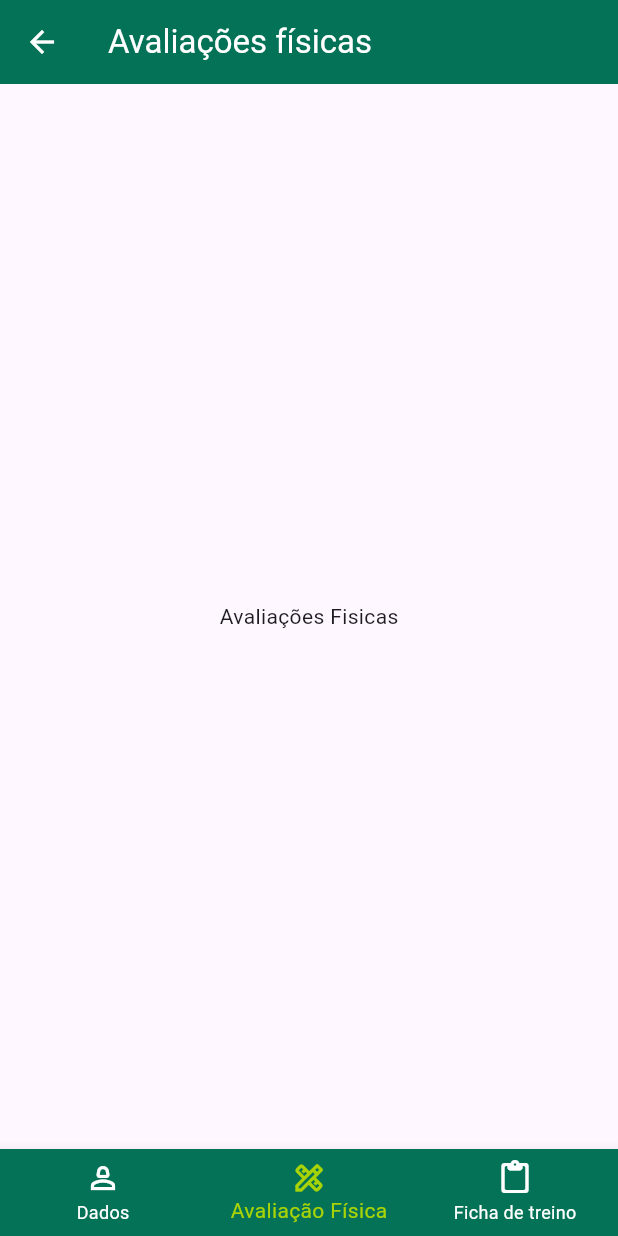
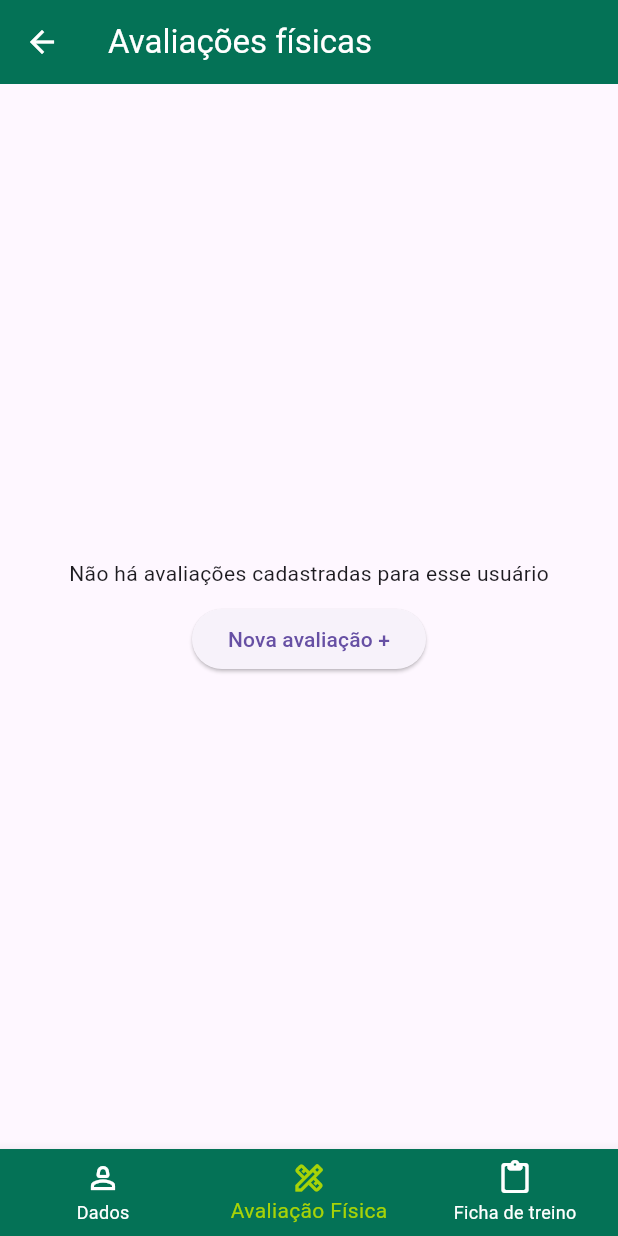
Before and after one commit to paulo0301/app_personal, a Flutter app: the TabsScreen screen opened directly with empty values, item 2 of the bottom bar chosen, on a phone screen of 412 x 824 dp. Run offline on Flutter 3.47's test engine with Material 3 defaults, Android fonts, the phone set to English and light mode, and no system bars.

Commit message:
feat: cadastro, listagem e detalhes de 'Avaliação física'

```diff
--- a/lib/models/aluno.dart
+++ b/lib/models/aluno.dart
@@ -6,7 +6,7 @@ class Aluno {
   String nome;
   String email;
   DateTime dataNascimento;
-  List<AvaliacaoFisica> avaliacoesFisicas;
+  List<AvaliacaoFisica> avaliacoesFisicas = [];
   late FichaDeTreino fichaTreino;
 
   Aluno({
@@ -14,7 +14,10 @@ class Aluno {
     required this.nome,
     required this.email,
     required this.dataNascimento,
-    this.avaliacoesFisicas = const [],
     required this.fichaTreino,
   });
+
+  void adicionarAvalicao(AvaliacaoFisica avaliacaoFisica) {
+    this.avaliacoesFisicas.add(avaliacaoFisica);
+  }
 }
--- a/lib/models/avaliacao_fisica.dart
+++ b/lib/models/avaliacao_fisica.dart
@@ -3,7 +3,7 @@ import 'package:app_personal/models/aluno.dart';
 class AvaliacaoFisica {
   String id;
   String descricao;
-  DateTime? data;
+  DateTime data = DateTime.now();
   Aluno aluno;
   double altura;
   double peso;
@@ -20,6 +20,11 @@ class AvaliacaoFisica {
     required this.aluno,
     required this.peso,
     required this.altura,
+    this.observacoes,
+    this.medidaCintura,
+    this.medidaBraco,
+    this.medidaPeito,
+    this.medidaPerda,
     calcularImc,
   });
 
--- a/lib/screens/avaliacao_screen.dart
+++ b/lib/screens/avaliacao_screen.dart
@@ -1,21 +1,93 @@
+import 'dart:math';
+
+import 'package:app_personal/components/card_avaliacao_fisica.dart';
+import 'package:app_personal/components/formAvalicao.dart';
+import 'package:app_personal/models/avaliacao_fisica.dart';
 import 'package:flutter/material.dart';
 
+import '../models/aluno.dart';
+
 class AvaliacoesFisica extends StatefulWidget {
-  const AvaliacoesFisica({super.key});
+  Aluno aluno;
+  AvaliacoesFisica({required this.aluno});
 
   @override
   State<AvaliacoesFisica> createState() => _AvaliacoesFisicaState();
 }
 
 class _AvaliacoesFisicaState extends State<AvaliacoesFisica> {
+  List<AvaliacaoFisica> _listAvaliacoes = [];
+  @override
+  void initState() {
+    super.initState();
+    _listAvaliacoes = widget.aluno.avaliacoesFisicas;
+  }
+
+  _addAvalicao(
+      String descricao,
+      double altura,
+      double peso,
+      String? observacoes,
+      double? medidaCintura,
+      double? medidaBraco,
+      double? medidaPerda,
+      double? medidaPeito) {
+    AvaliacaoFisica avaliacao = AvaliacaoFisica(
+      id: 'ft${Random().nextInt(9999)}',
+      descricao: descricao,
+      aluno: widget.aluno,
+      peso: peso,
+      altura: altura,
+      observacoes: observacoes,
+      medidaCintura: medidaCintura,
+      medidaBraco: medidaBraco,
+      medidaPerda: medidaPerda,
+      medidaPeito: medidaPeito,
+    );
+    setState(() {
+      widget.aluno.adicionarAvalicao(avaliacao);
+    });
+  }
+
+  _openFormAvalicao(BuildContext context) {
+    Navigator.push(
+        context,
+        MaterialPageRoute(
+            builder: (_) => formAvaliacao(
+                  onSubmit: _addAvalicao,
+                )));
+  }
+
   @override
   Widget build(BuildContext context) {
-    return const Scaffold(
+    return Scaffold(
       body: Center(
         child: Column(
           mainAxisAlignment: MainAxisAlignment.center,
           children: [
-            Text("Avaliações Fisicas"),
+            _listAvaliacoes.isEmpty
+                ? Container(
+                    child: Column(
+                      children: [
+                        Text("Não há avaliações cadastradas para esse usuário"),
+                        SizedBox(height: 10),
+                        ElevatedButton(
+                          onPressed: () => {_openFormAvalicao(context)},
+                          child: Text("Nova avaliação +"),
+                        )
+                      ],
+                    ),
+                  )
+                : Expanded(
+                    child: ListView.builder(
+                        padding: EdgeInsets.all(10),
+                        itemCount: widget.aluno.avaliacoesFisicas.length,
+                        itemBuilder: (avaliacao, index) {
+                          return cardAvalicaoFisica(
+                              avaliacaoFisica:
+                                  widget.aluno.avaliacoesFisicas[index],
+                              index: index + 1);
+                        }))
           ],
         ),
       ),
--- a/lib/screens/tabs_screen.dart
+++ b/lib/screens/tabs_screen.dart
@@ -41,7 +41,7 @@ class _TabsScreenState extends State<TabsScreen> {
         onDelete: widget.onDelete,
         onSave: widget.onSave,
       ),
-      AvaliacoesFisica(),
+      AvaliacoesFisica(aluno: widget.aluno),
       FichaTreino()
     ];
   }
```
Also changed, not shown: lib/components/card_avaliacao_fisica.dart (+36 -0 lines), lib/components/formAvalicao.dart (added, +205 -0 lines), lib/screens/dados_avaliacao_screen.dart (added, +115 -0 lines).
